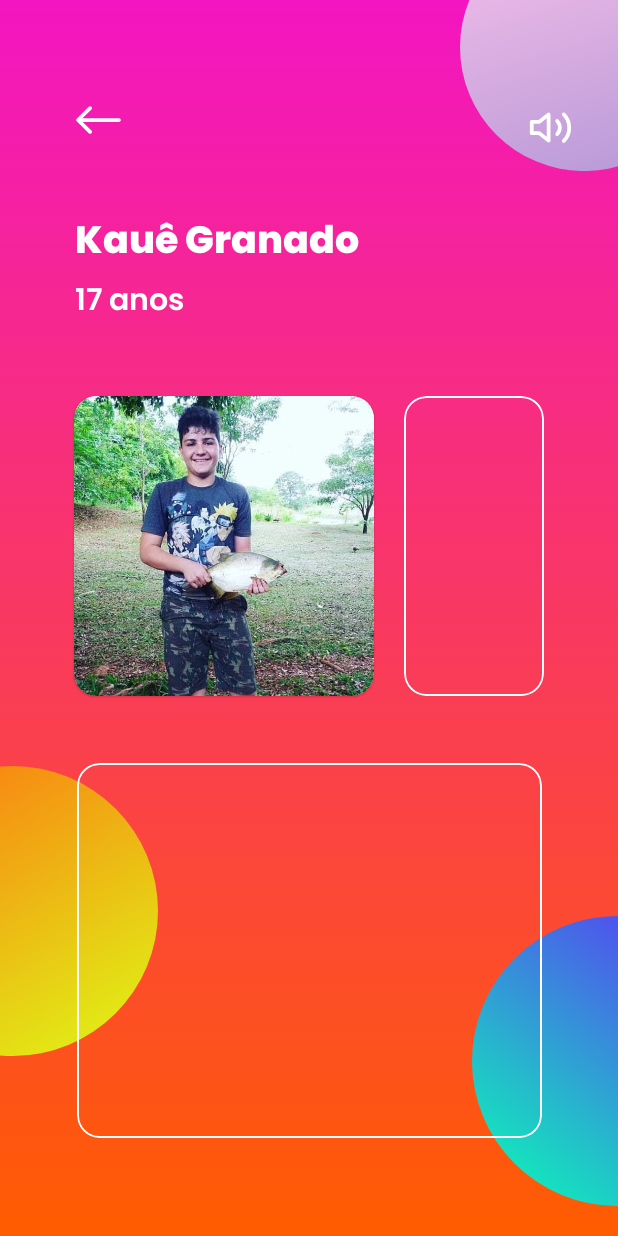
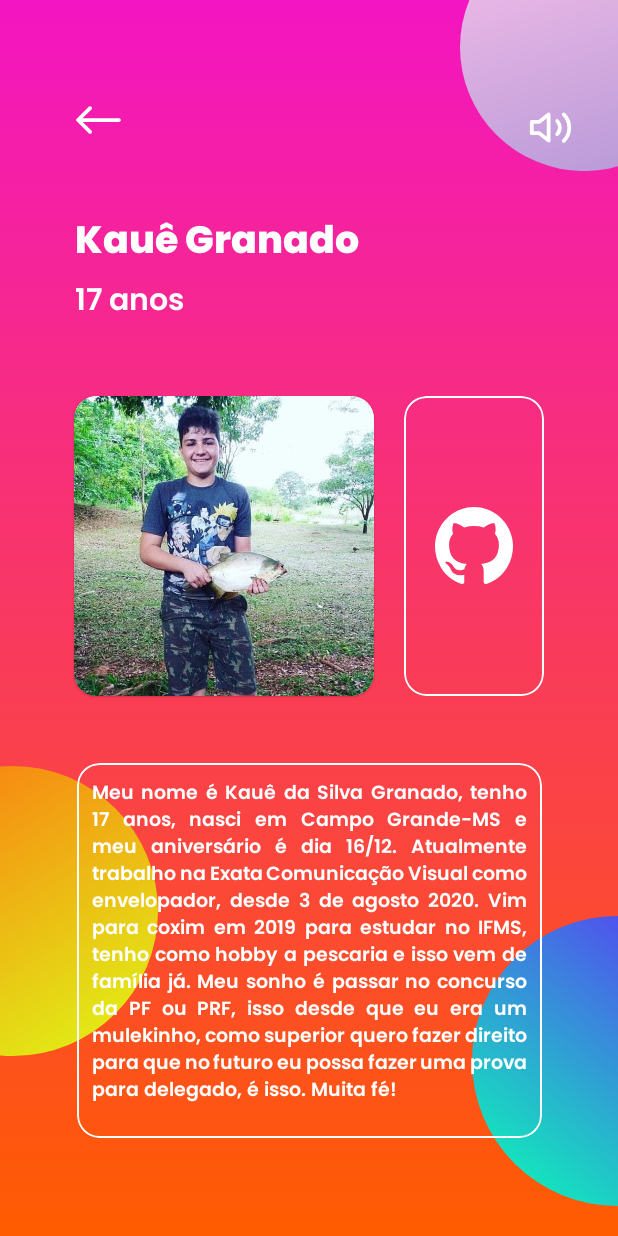
Before and after one commit to pedroh715/actio_app, an Android app: the KaueActivity screen opened directly, with no data from a screen before it, on a phone screen of 412 x 824 dp. Run offline under Robolectric (Android 15) with nearby library versions, the phone set to English and light mode, and no system bars; libraries missing offline, so code that uses them is left out: io.alterac.blurkit; plain views replace BlurLayout.

Commit message:
text bio kaue and simple animations 📔📱

```diff
--- a/app/build.gradle
+++ b/app/build.gradle
@@ -38,4 +38,5 @@ dependencies {
 
     implementation 'io.alterac.blurkit:blurkit:1.1.0'
     implementation 'de.hdodenhof:circleimageview:3.1.0'
+    implementation 'com.nineoldandroids:library:2.4.0'
 }
--- a/app/src/main/java/com/example/kauepedro/KaueActivity.java
+++ b/app/src/main/java/com/example/kauepedro/KaueActivity.java
@@ -10,13 +10,15 @@ import android.os.Build;
 import android.os.Bundle;
 import android.view.View;
 import android.view.WindowManager;
+import android.view.animation.Animation;
+import android.view.animation.AnimationUtils;
 import android.widget.ImageView;
 import android.widget.ToggleButton;
 
 import com.google.android.material.card.MaterialCardView;
 
 public class KaueActivity extends AppCompatActivity {
-
+    MaterialCardView fotoKaue;
     MediaPlayer mediaPlayer;
 
     @Override
@@ -25,6 +27,17 @@ public class KaueActivity extends AppCompatActivity {
         setContentView(R.layout.activity_kaue);
         setSoundState();
         playSound();
+
+        Animation imgAnim = AnimationUtils.loadAnimation(getApplicationContext(), R.anim.anim);
+        Animation arrowAnim = AnimationUtils.loadAnimation(getApplicationContext(), R.anim.arrow_anim);
+        fotoKaue = findViewById(R.id.materialCardView);
+
+        fotoKaue.setOnClickListener(new View.OnClickListener() {
+            @Override
+            public void onClick(View v) {
+                fotoKaue.startAnimation(imgAnim);
+            }
+        });
 
         if (Build.VERSION.SDK_INT >= Build.VERSION_CODES.LOLLIPOP) {
             getWindow().addFlags(WindowManager.LayoutParams.FLAG_DRAWS_SYSTEM_BAR_BACKGROUNDS);
@@ -39,6 +52,7 @@ public class KaueActivity extends AppCompatActivity {
         arrowBack.setOnClickListener(new View.OnClickListener() {
             @Override
             public void onClick(View v) {
+                arrowBack.startAnimation(arrowAnim);
                 mediaPlayer.stop();
                 finish();
             }
--- a/app/src/main/java/com/example/kauepedro/MainActivity.java
+++ b/app/src/main/java/com/example/kauepedro/MainActivity.java
@@ -10,6 +10,7 @@ import android.net.Uri;
 import android.os.Build;
 import android.os.Bundle;
 import android.os.Handler;
+import android.util.Log;
 import android.view.View;
 import android.view.WindowManager;
 import android.view.animation.Animation;
@@ -22,6 +23,7 @@ import io.alterac.blurkit.BlurLayout;
 
 public class MainActivity extends AppCompatActivity {
 
+    TextView actioLogo, ativMobile;
     private BlurLayout blurLayout;
     private MaterialCardView pedroButton;
 
@@ -29,6 +31,9 @@ public class MainActivity extends AppCompatActivity {
     protected void onCreate(Bundle savedInstanceState) {
         super.onCreate(savedInstanceState);
         setContentView(R.layout.activity_main);
+
+        actioLogo = findViewById(R.id.textView2);
+        ativMobile = findViewById(R.id.ativMobile);
 
         if (Build.VERSION.SDK_INT >= Build.VERSION_CODES.LOLLIPOP) {
             getWindow().addFlags(WindowManager.LayoutParams.FLAG_DRAWS_SYSTEM_BAR_BACKGROUNDS);
@@ -70,7 +75,6 @@ public class MainActivity extends AppCompatActivity {
         });
 
         blurLayout = findViewById(R.id.blurLayout);
-
         MaterialCardView projectGithub = findViewById(R.id.cardGithub);
 
         projectGithub.setOnClickListener(new View.OnClickListener() {
--- a/app/src/main/java/com/example/kauepedro/SplashActivity.java
+++ b/app/src/main/java/com/example/kauepedro/SplashActivity.java
@@ -40,6 +40,7 @@ public class SplashActivity extends AppCompatActivity {
             getWindow().addFlags(WindowManager.LayoutParams.FLAG_TRANSLUCENT_NAVIGATION);
             getWindow().setStatusBarColor(Color.TRANSPARENT);
         }
+
         videoView.setOnPreparedListener(new MediaPlayer.OnPreparedListener() {
             @Override
             public void onPrepared(MediaPlayer mp) {
--- /dev/null
+++ b/app/src/main/res/anim/anim.xml
@@ -0,0 +1,11 @@
+<?xml version="1.0" encoding="utf-8"?>
+<set xmlns:android="http://schemas.android.com/apk/res/android"
+    android:duration="800"
+    android:interpolator="@android:anim/overshoot_interpolator">
+
+    <translate
+        android:fromYDelta="-20"
+        android:toYDelta="0"
+        />
+
+</set>
--- /dev/null
+++ b/app/src/main/res/anim/arrow_anim.xml
@@ -0,0 +1,9 @@
+<?xml version="1.0" encoding="utf-8"?>
+<set xmlns:android="http://schemas.android.com/apk/res/android"
+    android:duration="300"
+    android:interpolator="@android:anim/overshoot_interpolator">
+    <translate
+        android:fromXDelta="-20"
+        android:toXDelta="0"
+        />
+</set>
--- a/app/src/main/res/layout/activity_kaue.xml
+++ b/app/src/main/res/layout/activity_kaue.xml
@@ -93,12 +93,20 @@
             android:id="@+id/blurLayout2"
             android:layout_width="93dp"
             android:layout_height="200dp"
-            app:blk_blurRadius="8"
+            app:blk_blurRadius="3"
             app:blk_fps="0"
             app:layout_constraintBottom_toBottomOf="@+id/kaueLink"
             app:layout_constraintEnd_toEndOf="@+id/kaueLink"
             app:layout_constraintStart_toStartOf="@+id/kaueLink" />
 
+        <ImageView
+            android:layout_width="wrap_content"
+            android:layout_height="wrap_content"
+            android:src="@drawable/ic_github_icon"
+            app:layout_constraintBottom_toBottomOf="@+id/blurLayout2"
+            app:layout_constraintEnd_toEndOf="@+id/blurLayout2"
+            app:layout_constraintStart_toStartOf="@+id/blurLayout2"
+            app:layout_constraintTop_toTopOf="@+id/blurLayout2" />
 
 
 
@@ -112,17 +120,17 @@
             app:cardBackgroundColor="@color/transparent"
             app:cardCornerRadius="15dp"
             app:cardElevation="0dp"
-            app:layout_constraintBottom_toTopOf="@+id/materialCardView2"
+            app:layout_constraintBottom_toBottomOf="@+id/materialCardView"
             app:layout_constraintEnd_toEndOf="parent"
             app:layout_constraintStart_toEndOf="@+id/materialCardView"
-            app:layout_constraintTop_toBottomOf="@+id/textView8"
+            app:layout_constraintTop_toTopOf="@+id/materialCardView"
             app:strokeWidth="1dp"></com.google.android.material.card.MaterialCardView>
 
         <io.alterac.blurkit.BlurLayout
             android:id="@+id/blurLayout"
             android:layout_width="310dp"
             android:layout_height="250dp"
-            app:blk_blurRadius="8"
+            app:blk_blurRadius="3"
             app:blk_fps="0"
             app:layout_constraintBottom_toBottomOf="@+id/materialCardView2"
             app:layout_constraintEnd_toEndOf="@+id/materialCardView2"
@@ -155,5 +163,18 @@
             app:layout_constraintEnd_toEndOf="parent"
             app:layout_constraintTop_toTopOf="parent" />
 
+        <TextView
+            android:layout_width="290dp"
+            android:layout_height="230dp"
+            android:text="@string/kaue_bio"
+            android:textSize="12.5sp"
+            android:gravity=""
+            android:textColor="@color/white"
+            android:justificationMode="inter_word"
+            app:layout_constraintBottom_toBottomOf="@+id/blurLayout"
+            app:layout_constraintEnd_toEndOf="@id/blurLayout"
+            app:layout_constraintStart_toStartOf="@id/blurLayout"
+            app:layout_constraintTop_toTopOf="@id/blurLayout" />
+
     </androidx.constraintlayout.widget.ConstraintLayout>
 </ScrollView>
--- a/app/src/main/res/values-night/themes.xml
+++ b/app/src/main/res/values-night/themes.xml
@@ -4,7 +4,7 @@
         <!-- Primary brand color. -->
         <item name="colorPrimary">@color/purple_200</item>
         <item name="colorPrimaryVariant">@color/purple_700</item>
-        <item name="colorOnPrimary">@color/black</item>
+        <item name="colorOnPrimary">@color/white</item>
         <!-- Secondary brand color. -->
         <item name="colorSecondary">@color/teal_200</item>
         <item name="colorSecondaryVariant">@color/teal_200</item>
@@ -12,5 +12,6 @@
         <!-- Status bar color. -->
         <item name="android:statusBarColor" tools:targetApi="l">?attr/colorPrimaryVariant</item>
         <!-- Customize your theme here. -->
+        <item name="android:textViewStyle">@style/ActioTextViewStyle</item>
     </style>
 </resources>
--- a/app/src/main/res/values/colors.xml
+++ b/app/src/main/res/values/colors.xml
@@ -8,4 +8,5 @@
     <color name="black">#FF000000</color>
     <color name="white">#FFFFFFFF</color>
     <color name="transparent">#00000005</color>
+    <color name="black_transparent">#00000000</color>
 </resources>
--- a/app/src/main/res/values/strings.xml
+++ b/app/src/main/res/values/strings.xml
@@ -1,6 +1,6 @@
 <resources>
     <string name="app_name">Actio</string>
-    <string name="pedro_bio">Meu nome é Pedro Henrique Grandizoli, tenho 17 anos e sou top 2 front-end da minha rua provavelmente não vou terminar o técnico em informática porque tenho o QI meio abaixo da média pra isso. Porém, quebrando todas as regras da vida, tenho vontade de seguir na área e fazer faculdade de Engenharia de Software. Ainda não decidi em que área da programação quero seguir como desenvolvedor, mobile, front-end, back-end, etc. Porém gosto de programar então qualquer coisa vale.</string>
-    <string name="danilo_bio">Meu nome é Danilo Mota Filho, tenho 17 anos e faço estágio como desenvolvedor mobile na Jera, estou no sétimo semestre do curso integrado em informática, pretendo seguir na área e também cursar a faculdade de Engenharia de Software. Além disso sou o top 1 pescador de Coxim e top 1 br no Clash Royale.</string>
-
+    <string name="pedro_bio">Meu nome é Pedro Henrique Grandizoli, tenho 17 anos e sou top 3 front-end da minha rua. Provavelmente não vou terminar o técnico em informática porque tenho o QI meio abaixo da média pra isso. Porém, quebrando todas as regras da vida, tenho vontade de seguir na área e fazer faculdade de Engenharia de Software. Ainda não decidi em que área da programação quero seguir como desenvolvedor, mobile, front-end, back-end, etc. Porém gosto de programar então qualquer coisa vale.</string>
+    <string name="danilo_bio">Meu nome é Danilo Mota Filho, tenho 17 anos e faço estágio como desenvolvedor mobile na Jera, estou no sétimo semestre do curso integrado em informática, pretendo seguir na área e também cursar a faculdade de Engenharia de Software. Além disso sou o top 1 pescador de Coxim e top 1 BR no Clash Royale.</string>
+    <string name="kaue_bio">Meu nome é Kauê da Silva Granado, tenho 17 anos, nasci em Campo Grande-MS e meu aniversário é dia 16/12. Atualmente trabalho na Exata Comunicação Visual como envelopador, desde 3 de agosto 2020. Vim para coxim em 2019 para estudar no IFMS, tenho como hobby a pescaria e isso vem de família já. Meu sonho é passar no concurso da PF ou PRF, isso desde que eu era um mulekinho, como superior quero fazer direito para que no futuro eu possa fazer uma prova para delegado, é isso. Muita fé!</string>
 </resources>
```
Also changed, not shown: app/src/main/java/com/example/kauepedro/DaniloActivity.java (+13 -0 lines), app/src/main/java/com/example/kauepedro/PedroActivity.java (+15 -0 lines), app/src/main/res/layout/activity_danilo.xml (+12 -12 lines), app/src/main/res/layout/activity_main.xml (+6 -5 lines), app/src/main/res/layout/activity_pedro.xml (+6 -6 lines).
